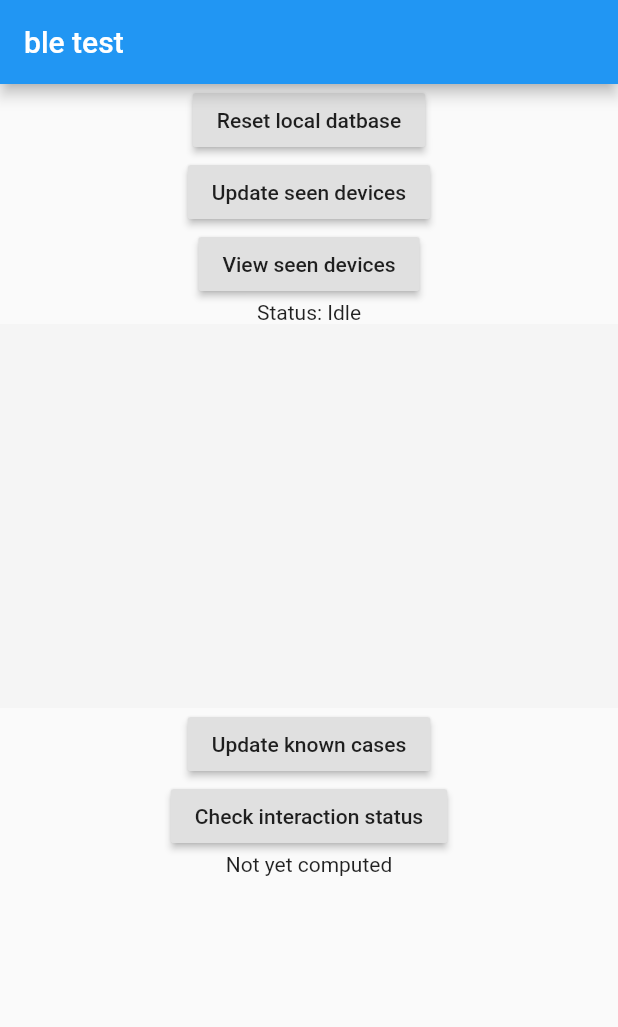
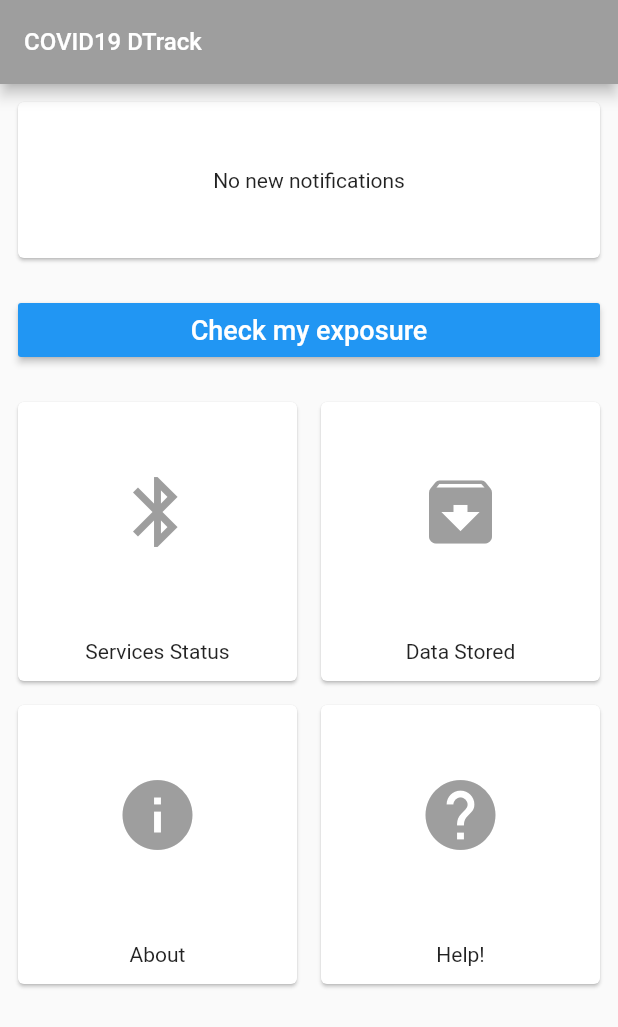
Before and after one commit to RazikGrayFeynman/covid19-dtrack-app, a Flutter app: the screen it shows after launch, on a phone screen of 412 x 824 dp. Shown: the top 1027 px of the screen. Run offline on Flutter 3.47's test engine with Material 2 defaults, Android fonts, the phone set to English and light mode, and no system bars; our stand-ins replace shared_preferences.

```diff
--- a/lib/main.dart
+++ b/lib/main.dart
@@ -1,205 +1,189 @@
-import 'dart:async';
-import 'dart:convert';
 import 'package:flutter/material.dart';
-import 'package:flutter_bluetooth_serial/flutter_bluetooth_serial.dart';
-import 'package:path/path.dart';
-import 'package:sqflite/sqflite.dart';
-import 'package:http/http.dart' as http;
+import 'package:shared_preferences/shared_preferences.dart';
 
-void main() => runApp(MyApp());
-
-class DatabaseHelper {
-  static final DatabaseHelper _databaseHelper = DatabaseHelper._internal();
-  static Database _database;
-
-  DatabaseHelper._internal();
-
-  factory DatabaseHelper() {
-    return _databaseHelper;
-  }
-
-  Future<Database> get database async {
-    _database = await _init();
-    return _database;
-  }
-
-  Future<Database> _init() async {
-    var databasesPath = await getDatabasesPath();
-    String path = join(databasesPath, 'main.db');
-    return openDatabase(
-      path,
-      version: 1,
-      onCreate: (Database db, int version) async {
-        await db.execute('CREATE TABLE Cases (id INTEGER PRIMARY KEY, mac TEXT UNIQUE, diag INTEGER)');
-        await db.execute('CREATE TABLE Seen (id INTEGER PRIMARY KEY, mac TEXT UNIQUE)');
-      }
-    );
-  }
-
-  Future<void> reset() async {
-    var databasesPath = await getDatabasesPath();
-    String path = join(databasesPath, 'main.db');
-    await deleteDatabase(path);
-  }
+void main() async {
+  runApp(MyApp());
 }
 
 class MyApp extends StatelessWidget {
   @override
   Widget build(BuildContext context) {
     return MaterialApp(
-      title: 'BLE test',
-      home: Scaffold(
-        appBar: AppBar(title: Text('ble test')),
+      routes: {
+        '/' : (BuildContext context) => HomePage(),
+        '/status' : (BuildContext context) => StatusPage(),
+      }
+    );
+  }
+}
+
+class HomePage extends StatefulWidget {
+  @override
+  HomePageState createState() => HomePageState();
+}
+
+class HomePageState extends State<HomePage> {
+
+  @override
+  Widget build(BuildContext context) {
+    return DashboardPage();
+  }
+}
+
+class LoginPage extends StatefulWidget {
+  @override
+  LoginPageState createState() => LoginPageState();
+}
+
+class LoginPageState extends State<LoginPage> {
+  @override
+  Widget build(BuildContext context) {
+    return Scaffold(
+      body: Center(child: FractionallySizedBox(
+        widthFactor: 1,
+        heightFactor: 0.5,
+        child: Container(
+          child: Column(
+            children: <Widget>[
+              RaisedButton(child: Text('Login'), onPressed: () async {
+                var prefs = await SharedPreferences.getInstance();
+                prefs.setBool('loggedIn', true);
+                Navigator.pushReplacementNamed(context, '/');
+              })
+            ]
+          )
+        )
+      ))
+    );
+  }
+}
+
+class DashboardPage extends StatefulWidget {
+  @override
+  DashboardPageState createState() => DashboardPageState();
+}
+
+class DashboardPageState extends State<DashboardPage> {
+  @override
+  initState() {
+    super.initState();
+  }
+
+  @override
+  Widget build(BuildContext context) {
+    return Scaffold(
+      appBar: AppBar(
+        title: Text('COVID19 DTrack', style: TextStyle(fontSize: 16)),
+        backgroundColor: Colors.grey
+      ),
       body: Column(
         children: <Widget>[
-            DevicesSeenPanel(),
+          Container(
+            child: Column(
+              children: <Widget>[
+                Expanded(
+                  child: Padding(
+                    child: Card(
+                      child: Center(child: Text('No new notifications'))
+                    ),
+                    padding: EdgeInsets.all(8)
+                  )
+                ),
+                Padding (padding: EdgeInsets.all(12), child: RaisedButton(
+                  color: Colors.blue,
+                  onPressed: () => print("lol"),
+                  child: Text('Check my exposure', style:  TextStyle(color: Colors.white, fontSize: 18))))
               ],
+              crossAxisAlignment: CrossAxisAlignment.stretch
+            ),
+            height: 200
+          ),
+          Expanded(
+            child: GridView.count(
+              padding: EdgeInsets.all(8),
+              crossAxisSpacing: 8,
+              mainAxisSpacing: 8,
+              crossAxisCount: 2,
+              children: <Widget>[
+                MainGridElement('Services Status', '/status', Icons.bluetooth, Colors.grey),
+                MainGridElement('Data Stored', '/status', Icons.archive, Colors.grey),
+                MainGridElement('About', '/status', Icons.info, Colors.grey),
+                MainGridElement('Help!', '/status', Icons.help, Colors.grey),
+              ]
             )
+          ),
+        ]
       )
     );
   }
 }
 
-class DevicesSeenPanel extends StatefulWidget {
-  _DevicesSeenState createState() => _DevicesSeenState();
-}
-
-class _DevicesSeenState extends State<DevicesSeenPanel> {
-  List<String> devices = [];
-  String status = 'Idle';
-  String interactionStatus = 'Not yet computed';
+class SplashPage extends StatelessWidget {
   @override
   Widget build(BuildContext context) {
-    return Column(
+    return Scaffold(
+      body: Center(child: FractionallySizedBox(
+        widthFactor: 1,
+        heightFactor: 0.75,
+        child: Container(
+          child: Column(
             children: <Widget>[
-        RaisedButton(
-          child: Text('Reset local datbase'),
-          onPressed: resetDb
+              Padding(child: Text('COVID19 DTrack', style: TextStyle(fontSize: 24, fontWeight: FontWeight.bold)), padding: EdgeInsets.only(top: 16)),
+              Padding(child: Text('The privacy-preserving app for tracking cases'), padding: EdgeInsets.all(4)),
+              Padding(
+                child: Container(
+                  height: 300,
+                  color: Colors.grey[200],
+                  child: Center(child: Text('Overview of app'))
                 ),
-        RaisedButton(
-          child: Text('Update seen devices'),
-          onPressed: updateDevices
+                padding: EdgeInsets.all(24)
               ),
-        RaisedButton(
-          child: Text('View seen devices'),
-          onPressed: viewSeenDevices
-        ),
-        Center(
-          child: Text('Status: ' + status)
-        ),
-        Container(
-          height: 256,
-          color: Colors.grey[100],
-          child: ListView(
-            children: devices.map((e) => Padding(child: Center(child: Text(e)), padding: EdgeInsets.all(8))).toList()
+              RaisedButton(child: Text('Get Started'), onPressed: () async {
+                Navigator.pushReplacementNamed(context, '/login');
+              })
+            ]
           )
-        ),
-        RaisedButton(
-          child: Text('Update known cases'),
-          onPressed: updateKnownCases
-        ),
-        RaisedButton(
-          child: Text('Check interaction status'),
-          onPressed: checkInteractionStatus
-        ),
-        Center(
-          child: Text(interactionStatus)
         )
-      ]
+      ))
     );
-  }
-
-  Future<void> viewSeenDevices() async {
-    var db = await DatabaseHelper().database;
-    var seenDevices = await db.rawQuery('SELECT * FROM Seen');
-    var seenDevicesNames = seenDevices.map((e) => e['mac'].toString());
-    setState(() => devices = seenDevicesNames.toList());
-  }
-
-  Future<void> updateDevices() async {
-    var db = await DatabaseHelper().database;
-    setState(() => status = 'Updating ...');
-    var _streamSubscription = FlutterBluetoothSerial.instance.startDiscovery().listen((r) async {
-      await db.transaction((txn) async {
-        try {
-          int id1 = await txn.rawInsert('INSERT INTO Seen(mac) VALUES(?)', [r.device.address]);
-          print('inserted $id1');
-        } catch (e) {
-          print('already exists');
-        }
-      });
-    });
-
-    _streamSubscription.onDone(() {
-      _streamSubscription.cancel();
-      setState(() => status = 'Idle');
-      print("done");
-      viewSeenDevices();
-      }
-    );
-  }
-
-  Future<void> resetDb() async {
-    DatabaseHelper().reset();
-    setState(() => interactionStatus = 'Not yet computed');
-    await viewSeenDevices();
-  }
-
-  Future<void> updateKnownCases() async {
-    setState(() => status = 'Updating ...');
-    var db = await DatabaseHelper().database;
-    var url = 'https://arctic-thunder.herokuapp.com/cases';
-    var resp = await http.get(url);
-    Map<String, dynamic> body = jsonDecode(resp.body);
-
-    await db.transaction((txn) async {await txn.rawDelete('DELETE FROM Cases');});
-    body['cases'].forEach((e) async {
-      await db.transaction((txn) async {
-        try {
-          int id = await txn.rawInsert('INSERT INTO Cases(mac,diag) VALUES(?,?)', [e['mac'], e['diag_or_susp'] ? 1 : 0]);
-        } catch(e) {
-          print("exists");
-        }
-      });
-    });
-    setState(() => status = 'Idle');
-  }
-
-  Future<void> checkInteractionStatus() async {
-    var db = await DatabaseHelper().database;
-    var suspCases = await db.rawQuery('SELECT mac from Cases where diag = 0');
-    var confCases = await db.rawQuery('SELECT mac from Cases where diag = 1');
-
-    var confInteraction = false;
-    // Check for confirmed cases first
-    for(final c in confCases) {
-      var seenCases = await db.rawQuery('SELECT mac from Seen where mac = ?', [c['mac']]);
-      if (seenCases.length > 0) {
-        confInteraction = true;
-        break;
   }
 }
 
-    if (confInteraction) {
-      setState(() => interactionStatus = 'Possible interaction with confirmed case');
-      return;
-    }
-
-    var suspInteraction = false;
-    // Check for suspected cases next
-    for(final c in suspCases) {
-      var seenCases = await db.rawQuery('SELECT mac from Seen where mac = ?', [c['mac']]);
-      if (seenCases.length > 0) {
-        suspInteraction = true;
-        break;
+class StatusPage extends StatelessWidget {
+  @override
+  Widget build(BuildContext context) {
+    return Scaffold(
+      appBar: AppBar(
+        title: Text('Status', style: TextStyle(fontSize: 16)),
+        backgroundColor: Colors.grey
+      ),
+      body: Center(child: Text('Services status'))
+    );
   }
 }
 
-    if (suspInteraction) {
-      setState (() => interactionStatus = 'Possible interaction with suspected case');
-      return;
+class MainGridElement extends StatelessWidget {
+  final String title;
+  final String route;
+  final IconData icon;
+  final Color color;
+
+  MainGridElement(this.title, this.route, this.icon, this.color);
+
+  @override
+  Widget build(BuildContext context) {
+    return Card(
+      child: InkWell(
+        child: Column(
+          children: <Widget>[
+            Expanded(child: Icon(icon, size: 56, color: color)),
+            Padding(padding: EdgeInsets.all(12), child: Text(title)),
+          ]
+        ),
+        onTap: () {
+          Navigator.pushNamed(context, route);
         }
-
-    setState(() => interactionStatus = 'Not interacted with any potential cases');
+      )
+    );
   }
 }
```
Also changed, not shown: pubspec.yaml (+4 -4 lines), pubspec.lock, 1 other file. Lines whose indentation alone changed are shown as unchanged.
